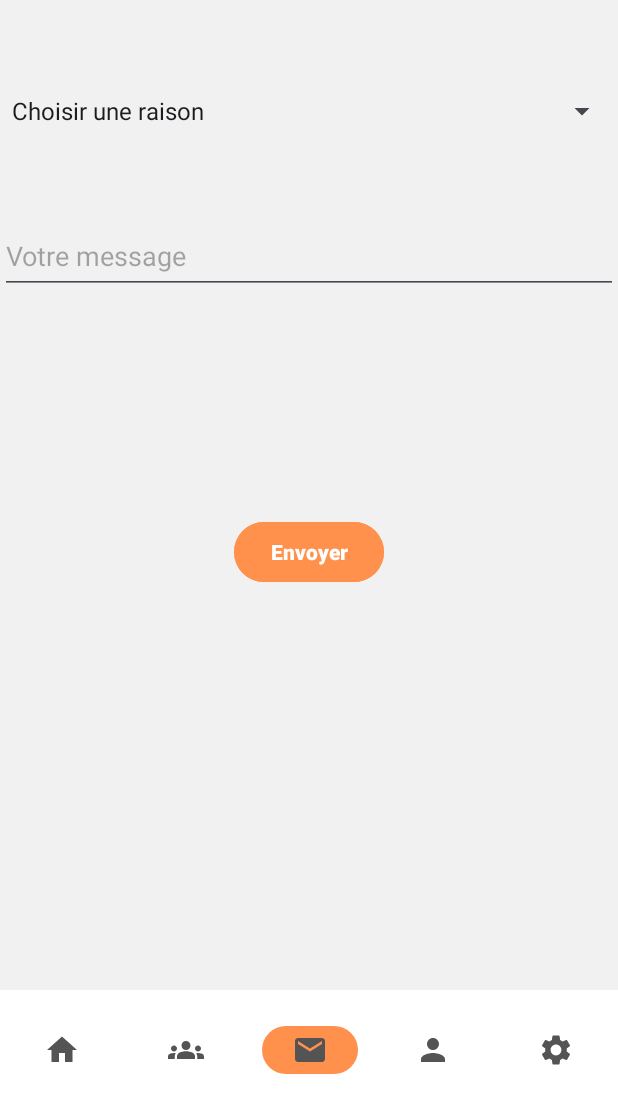
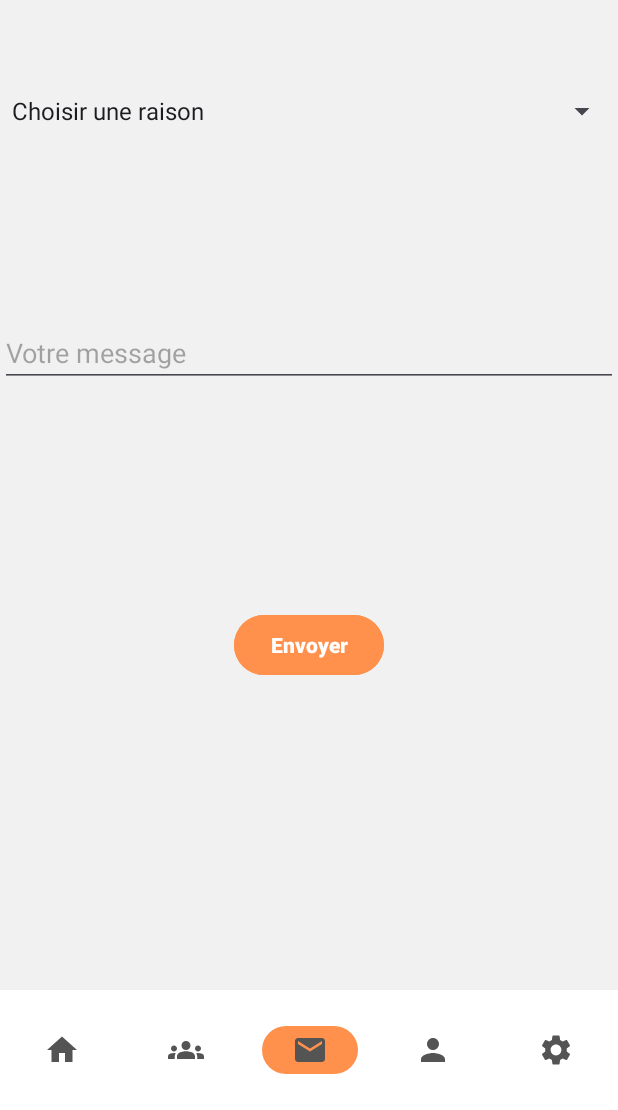
Before and after one commit to NIS4IL-PROJETS5/DogGoAndroid, an Android app: the ContactFragment screen opened through its navigation route, on a phone screen of 412 x 824 dp, the part 126-1236 px from its top. Run offline under Robolectric (Android 15) with nearby library versions, the phone set to English and light mode, and no system bars; our stand-ins replace navigation-ui; pictures from the network do not load; 1 statement that could not run was skipped.

Commit message:
🖌️ fix height of contact form
Co-Authored-By: Thibault VILLEZ-MOGNIER <101249090+NormanFaitDuCode@users.noreply.github.com>

```diff
--- a/app/src/main/res/layout/fragment_contact.xml
+++ b/app/src/main/res/layout/fragment_contact.xml
@@ -73,10 +73,10 @@
                 android:layout_width="0dp"
                 android:layout_height="wrap_content"
                 android:ems="10"
-                android:gravity="start|top"
+                android:gravity="bottom|start"
                 android:hint="Votre message"
                 android:inputType="textMultiLine"
-                android:minHeight="48dp"
+                android:minHeight="110dp"
                 app:layout_constraintBottom_toTopOf="@+id/send_form_contact"
                 app:layout_constraintEnd_toEndOf="parent"
                 app:layout_constraintHorizontal_bias="0.5"
```
